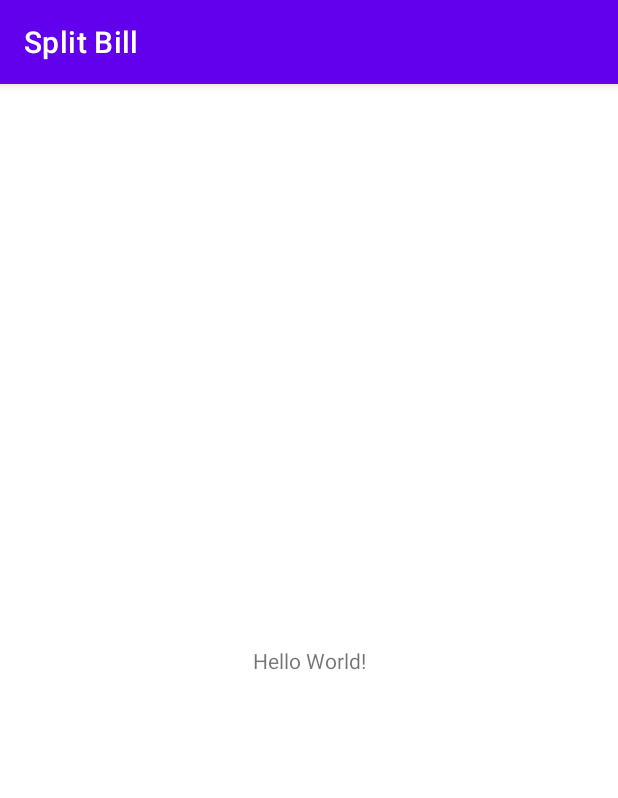
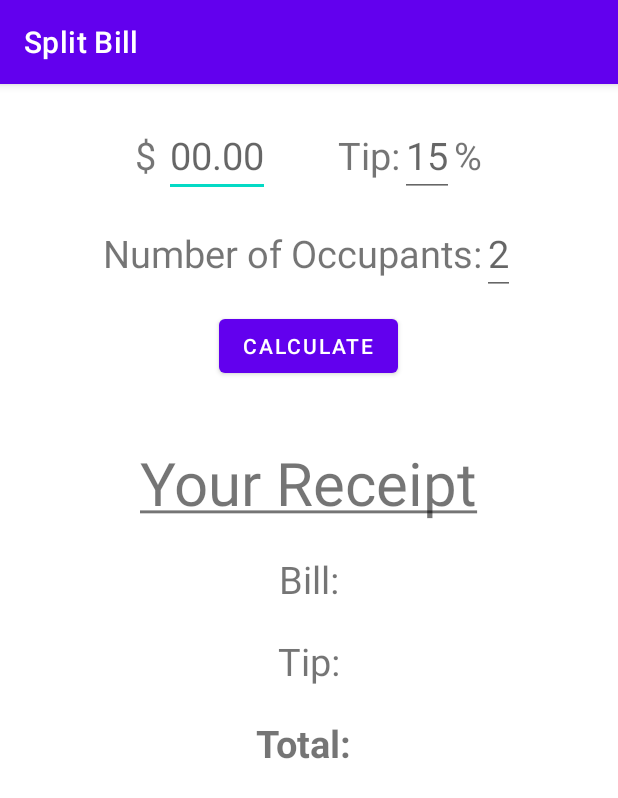
Before and after one commit to Compulex/SplitBill, an Android app: the screen it shows after launch (MainActivity), on a phone screen of 412 x 824 dp. Shown: the top 798 px of the screen. Run offline under Robolectric (Android 15) with nearby library versions, the phone set to English and light mode, and no system bars.

Commit message:
Part one: set up views and total calculated after tip

```diff
--- a/app/src/main/res/layout/activity_main.xml
+++ b/app/src/main/res/layout/activity_main.xml
@@ -1,18 +1,163 @@
 <?xml version="1.0" encoding="utf-8"?>
-<androidx.constraintlayout.widget.ConstraintLayout xmlns:android="http://schemas.android.com/apk/res/android"
-    xmlns:app="http://schemas.android.com/apk/res-auto"
+<LinearLayout xmlns:android="http://schemas.android.com/apk/res/android"
     xmlns:tools="http://schemas.android.com/tools"
     android:layout_width="match_parent"
     android:layout_height="match_parent"
+    android:orientation="vertical"
     tools:context=".MainActivity">
+
+    <TableRow
+        android:layout_width="wrap_content"
+        android:layout_height="wrap_content"
+        android:layout_gravity="center"
+        android:layout_marginTop="20dp">
+
+        <TextView
+            android:layout_width="wrap_content"
+            android:layout_height="wrap_content"
+            android:layout_gravity="center"
+            android:text="@string/dollar_sign"
+            android:layout_marginRight="5dp"
+            android:layout_marginEnd="5dp"
+            android:textSize="25sp" />
+
+        <EditText
+            android:id="@+id/total"
+            android:layout_width="wrap_content"
+            android:layout_height="wrap_content"
+            android:layout_gravity="center"
+            android:layout_marginRight="45dp"
+            android:layout_marginEnd="45dp"
+            android:inputType="numberDecimal"
+            android:hint="@string/placeholder_dollars"
+            android:textSize="25sp"
+            android:importantForAutofill="no" />
+
+        <TextView
+            android:layout_width="wrap_content"
+            android:layout_height="wrap_content"
+            android:layout_gravity="center"
+            android:text="@string/tip"
+            android:textSize="25sp"/>
+
+        <EditText
+            android:id="@+id/tip_percent"
+            android:layout_width="wrap_content"
+            android:layout_height="wrap_content"
+            android:layout_gravity="center"
+            android:inputType="number"
+            android:hint="@string/placeholder_tip"
+            android:textSize="25sp"
+            android:importantForAutofill="no"/>
+
+        <TextView
+            android:layout_width="wrap_content"
+            android:layout_height="wrap_content"
+            android:layout_gravity="center"
+            android:text="@string/percent_sign"
+            android:textSize="25sp"/>
+    </TableRow>
+
+    <TableRow
+        android:layout_width="wrap_content"
+        android:layout_height="wrap_content"
+        android:layout_gravity="center"
+        android:layout_marginTop="10dp">
+
+        <TextView
+            android:layout_width="wrap_content"
+            android:layout_height="wrap_content"
+            android:layout_gravity="center"
+            android:text="@string/ppl"
+            android:textSize="25sp"/>
+
+        <EditText
+            android:id="@+id/ppl_num"
+            android:layout_width="wrap_content"
+            android:layout_height="wrap_content"
+            android:layout_gravity="center"
+            android:inputType="number"
+            android:hint="@string/placeholder_ppl"
+            android:textSize="25sp"
+            android:importantForAutofill="no"/>
+    </TableRow>
+
+    <Button
+        android:id="@+id/calc_button"
+        android:layout_width="wrap_content"
+        android:layout_height="wrap_content"
+        android:layout_gravity="center"
+        android:layout_marginTop="10dp"
+        android:text="@string/calc_btn"/>
 
     <TextView
         android:layout_width="wrap_content"
         android:layout_height="wrap_content"
-        android:text="Hello World!"
-        app:layout_constraintBottom_toBottomOf="parent"
-        app:layout_constraintLeft_toLeftOf="parent"
-        app:layout_constraintRight_toRightOf="parent"
-        app:layout_constraintTop_toTopOf="parent" />
+        android:layout_gravity="center"
+        android:layout_marginTop="40sp"
+        android:text="@string/receipt"
+        android:textSize="40sp"/>
 
-</androidx.constraintlayout.widget.ConstraintLayout>
+    <TableRow
+        android:layout_width="wrap_content"
+        android:layout_height="wrap_content"
+        android:layout_gravity="center"
+        android:layout_marginTop="20dp">
+
+        <TextView
+            android:layout_width="wrap_content"
+            android:layout_height="wrap_content"
+            android:layout_gravity="center"
+            android:text="@string/bill"
+            android:textSize="25sp"/>
+
+        <TextView
+            android:id="@+id/bill"
+            android:layout_width="wrap_content"
+            android:layout_height="wrap_content"
+            android:layout_gravity="center"
+            android:textSize="25sp"/>
+    </TableRow>
+
+    <TableRow
+        android:layout_width="wrap_content"
+        android:layout_height="wrap_content"
+        android:layout_gravity="center"
+        android:layout_marginTop="20dp">
+
+        <TextView
+            android:layout_width="wrap_content"
+            android:layout_height="wrap_content"
+            android:layout_gravity="center"
+            android:text="@string/tip"
+            android:textSize="25sp"/>
+
+        <TextView
+            android:id="@+id/tip_total"
+            android:layout_width="wrap_content"
+            android:layout_height="wrap_content"
+            android:layout_gravity="center"
+            android:textSize="25sp"/>
+    </TableRow>
+
+    <TableRow
+        android:layout_width="wrap_content"
+        android:layout_height="wrap_content"
+        android:layout_gravity="center"
+        android:layout_marginTop="20dp">
+
+        <TextView
+            android:layout_width="wrap_content"
+            android:layout_height="wrap_content"
+            android:layout_gravity="center"
+            android:text="@string/total"
+            android:textSize="25sp"/>
+
+        <TextView
+            android:id="@+id/grand_total"
+            android:layout_width="wrap_content"
+            android:layout_height="wrap_content"
+            android:layout_gravity="center"
+            android:textSize="25sp"/>
+    </TableRow>
+</LinearLayout>
--- a/app/src/main/res/values/strings.xml
+++ b/app/src/main/res/values/strings.xml
@@ -1,3 +1,14 @@
 <resources>
     <string name="app_name">Split Bill</string>
+    <string name="dollar_sign">$</string>
+    <string name="placeholder_dollars">00.00</string>
+    <string name="tip">Tip: </string>
+    <string name="placeholder_tip">15</string>
+    <string name="percent_sign">%</string>
+    <string name="ppl">Number of Occupants: </string>
+    <string name="placeholder_ppl">2</string>
+    <string name="calc_btn">Calculate</string>
+    <string name="receipt"><u>Your Receipt</u></string>
+    <string name="bill">Bill: </string>
+    <string name="total"><b>Total: </b></string>
 </resources>
```
